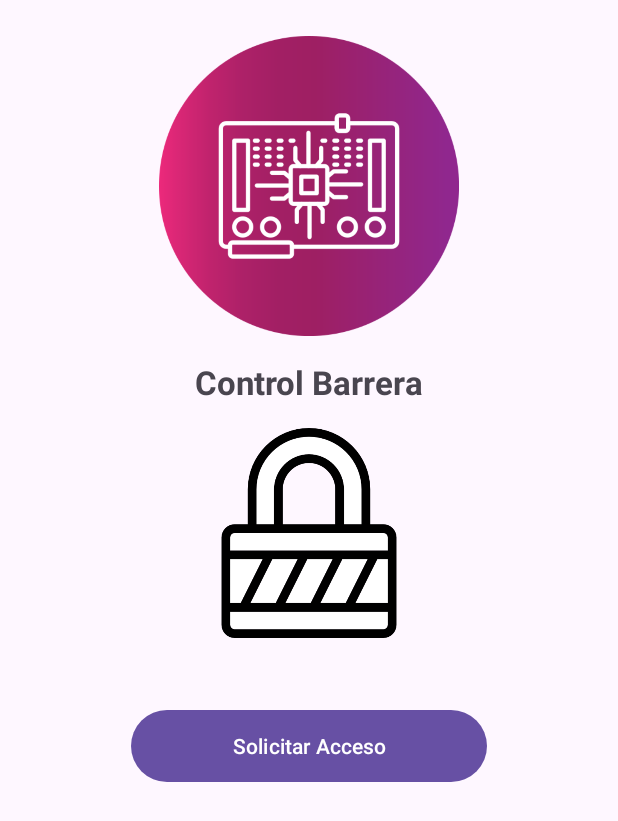
After one commit to Fabithelast25/IoT_Arduino_FRobles_BSilva, an Android app: the LlaveroDigital screen opened directly, with no data from a screen before it, on a phone screen of 412 x 824 dp. The commit adds this screen. Shown: the top 821 px of the screen. Run offline under Robolectric (Android 15) with nearby library versions, the phone set to English and light mode, and no system bars; our stand-ins replace Volley; network calls fail.

Commit message:
Solicitar acceso listo

```diff
--- /dev/null
+++ b/app/src/main/java/com/example/movilarduino/LlaveroDigital.kt
@@ -0,0 +1,98 @@
+package com.example.movilarduino
+
+import android.os.Bundle
+import android.os.Handler
+import android.os.Looper
+import android.widget.Button
+import android.widget.ImageView
+import android.widget.Toast
+import androidx.appcompat.app.AppCompatActivity
+import com.android.volley.Request
+import com.android.volley.toolbox.JsonObjectRequest
+import com.android.volley.toolbox.StringRequest
+import com.android.volley.toolbox.Volley
+
+class LlaveroDigital : AppCompatActivity() {
+
+    private lateinit var imgEstado: ImageView
+    private lateinit var btnSolicitar: Button
+    private val handler = Handler(Looper.getMainLooper())
+    private val intervalo = 3000L // consulta cada 3 segundos
+
+    override fun onCreate(savedInstanceState: Bundle?) {
+        super.onCreate(savedInstanceState)
+        setContentView(R.layout.activity_llavero_digital)
+
+        imgEstado = findViewById(R.id.imgEstado)
+        btnSolicitar = findViewById(R.id.btnSolicitar)
+
+        iniciarActualizacionAutomatica()
+
+        btnSolicitar.setOnClickListener {
+            enviarSolicitudAcceso()
+        }
+    }
+
+    private fun enviarSolicitudAcceso() {
+        val url = "http://98.95.8.72/registrar_evento.php"
+
+        // Recupera id del usuario y sensor guardados en login
+        val prefs = getSharedPreferences("user_data", MODE_PRIVATE)
+        val idUsuario = prefs.getInt("id_usuario", 0).toString()
+        val idSensor = prefs.getInt("id_sensor", 0).toString()
+
+        val request = object : StringRequest(Method.POST, url,
+            { Toast.makeText(this, "Solicitud enviada", Toast.LENGTH_SHORT).show() },
+            { Toast.makeText(this, "Error enviando solicitud", Toast.LENGTH_SHORT).show() }
+        ) {
+            override fun getParams(): MutableMap<String, String> {
+                val p = HashMap<String, String>()
+                p["id_usuario"] = idUsuario
+                p["id_sensor"] = idSensor
+                p["tipo_evento"] = "SOLICITUD_ACCESO"
+                p["resultado"] = "PENDIENTE"
+                return p
+            }
+        }
+
+        Volley.newRequestQueue(this).add(request)
+    }
+
+    private fun iniciarActualizacionAutomatica() {
+        handler.post(object : Runnable {
+            override fun run() {
+                obtenerEstado()
+                handler.postDelayed(this, intervalo)
+            }
+        })
+    }
+
+    private fun obtenerEstado() {
+        val url = "http://98.95.8.72/get_estado.php"
+
+        val request = JsonObjectRequest(
+            Request.Method.GET,
+            url,
+            null,
+            { response ->
+                val estado = response.getString("estado_barrera")
+
+                if (estado == "ABIERTO") {
+                    imgEstado.setImageResource(R.drawable.barrera_abierta)
+                } else {
+                    imgEstado.setImageResource(R.drawable.barrera_cerrada)
+                }
+            },
+            {
+                Toast.makeText(this, "Error obteniendo estado", Toast.LENGTH_SHORT).show()
+            }
+        )
+
+        Volley.newRequestQueue(this).add(request)
+    }
+
+    override fun onDestroy() {
+        super.onDestroy()
+        handler.removeCallbacksAndMessages(null)
+    }
+}
--- /dev/null
+++ b/app/src/main/res/layout/activity_llavero_digital.xml
@@ -0,0 +1,54 @@
+<?xml version="1.0" encoding="utf-8"?>
+<androidx.constraintlayout.widget.ConstraintLayout
+    xmlns:android="http://schemas.android.com/apk/res/android"
+    xmlns:app="http://schemas.android.com/apk/res-auto"
+    xmlns:tools="http://schemas.android.com/tools"
+    android:id="@+id/main"
+    android:layout_width="match_parent"
+    android:layout_height="match_parent"
+    tools:context=".LlaveroDigital"
+    android:padding="24dp">
+
+    <ImageView
+        android:id="@+id/imageView4"
+        android:layout_width="200dp"
+        android:layout_height="200dp"
+        app:srcCompat="@drawable/logo_arduino"
+        app:layout_constraintTop_toTopOf="parent"
+        app:layout_constraintStart_toStartOf="parent"
+        app:layout_constraintEnd_toEndOf="parent" />
+
+    <TextView
+        android:id="@+id/textView10"
+        android:layout_width="wrap_content"
+        android:layout_height="wrap_content"
+        android:text="Control Barrera"
+        android:textSize="22sp"
+        android:textStyle="bold"
+        android:layout_marginTop="16dp"
+        app:layout_constraintTop_toBottomOf="@+id/imageView4"
+        app:layout_constraintStart_toStartOf="parent"
+        app:layout_constraintEnd_toEndOf="parent" />
+
+    <ImageView
+        android:id="@+id/imgEstado"
+        android:layout_width="160dp"
+        android:layout_height="140dp"
+        android:layout_marginTop="16dp"
+        app:layout_constraintEnd_toEndOf="parent"
+        app:layout_constraintStart_toStartOf="parent"
+        app:layout_constraintTop_toBottomOf="@+id/textView10"
+        app:srcCompat="@drawable/barrera_cerrada" />
+
+    <Button
+        android:id="@+id/btnSolicitar"
+        android:layout_width="237dp"
+        android:layout_height="56dp"
+        android:layout_marginTop="44dp"
+        android:text="Solicitar Acceso"
+        app:layout_constraintEnd_toEndOf="parent"
+        app:layout_constraintStart_toStartOf="parent"
+        app:layout_constraintTop_toBottomOf="@+id/imgEstado" />
+
+
+</androidx.constraintlayout.widget.ConstraintLayout>
```
Also changed, not shown: app/src/main/AndroidManifest.xml (+3 -6 lines), app/src/main/java/com/example/movilarduino/MenuAdministrador.kt (+8 -0 lines), app/src/main/res/layout/activity_editar_sensor.xml (+15 -5 lines), app/src/main/res/layout/activity_menu_administrador.xml (+13 -0 lines), app/src/main/res/drawable/barrera_abierta.png (added), app/src/main/res/drawable/barrera_cerrada.png (added).
